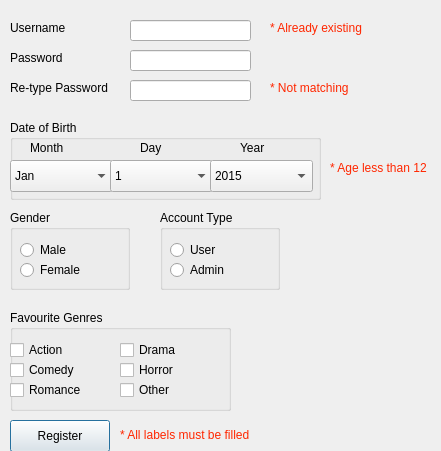
This is registerwindow.ui in ahmadelkattan/CinemaProject as Qt 5 draws it before an edit. The edited form follows.
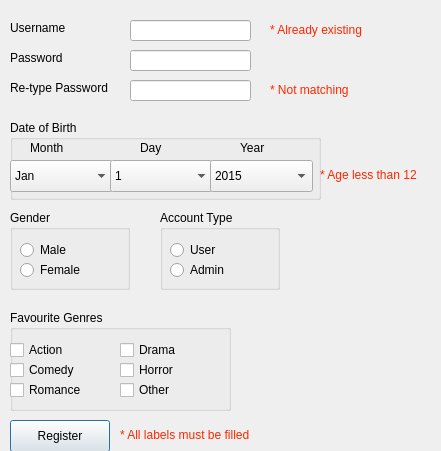
This is the edited form.

Patch:
```diff
--- a/registerwindow.ui
+++ b/registerwindow.ui
@@ -44,7 +44,7 @@
     <rect>
      <x>10</x>
      <y>80</y>
-     <width>111</width>
+     <width>121</width>
      <height>16</height>
     </rect>
    </property>
@@ -494,8 +494,8 @@
     <rect>
      <x>270</x>
      <y>20</y>
-     <width>111</width>
-     <height>16</height>
+     <width>161</width>
+     <height>21</height>
     </rect>
    </property>
    <property name="text">
@@ -507,8 +507,8 @@
     <rect>
      <x>270</x>
      <y>80</y>
-     <width>111</width>
-     <height>16</height>
+     <width>121</width>
+     <height>21</height>
     </rect>
    </property>
    <property name="text">
@@ -596,10 +596,10 @@
   <widget class="QLabel" name="label">
    <property name="geometry">
     <rect>
-     <x>330</x>
+     <x>320</x>
      <y>160</y>
-     <width>111</width>
-     <height>16</height>
+     <width>121</width>
+     <height>31</height>
     </rect>
    </property>
    <property name="text">
@@ -715,7 +715,7 @@
     <rect>
      <x>120</x>
      <y>425</y>
-     <width>161</width>
+     <width>191</width>
      <height>21</height>
     </rect>
    </property>
```
Left out of the diff: 8 changed lines with no effect on the pictures.
